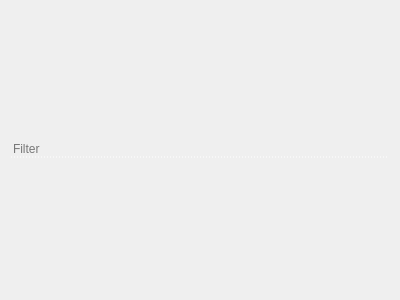
Qt form smallWidgets/FilterWidget.ui (Komet/MediaElch) before a commit.
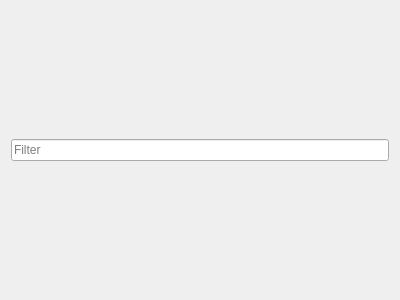
The same form after that commit. Custom widgets are drawn as their Qt base class.

```diff
--- a/smallWidgets/FilterWidget.ui
+++ b/smallWidgets/FilterWidget.ui
@@ -10,13 +10,6 @@
     <height>300</height>
    </rect>
   </property>
-  <property name="styleSheet">
-   <string notr="true">QLineEdit {
-	border: 0;
-	background-color: transparent;
-	border-bottom: 1px dotted #ffffff;
-}</string>
-  </property>
   <layout class="QHBoxLayout" name="horizontalLayout" stretch="1">
    <item>
     <widget class="MyLineEdit" name="lineEdit">
```
